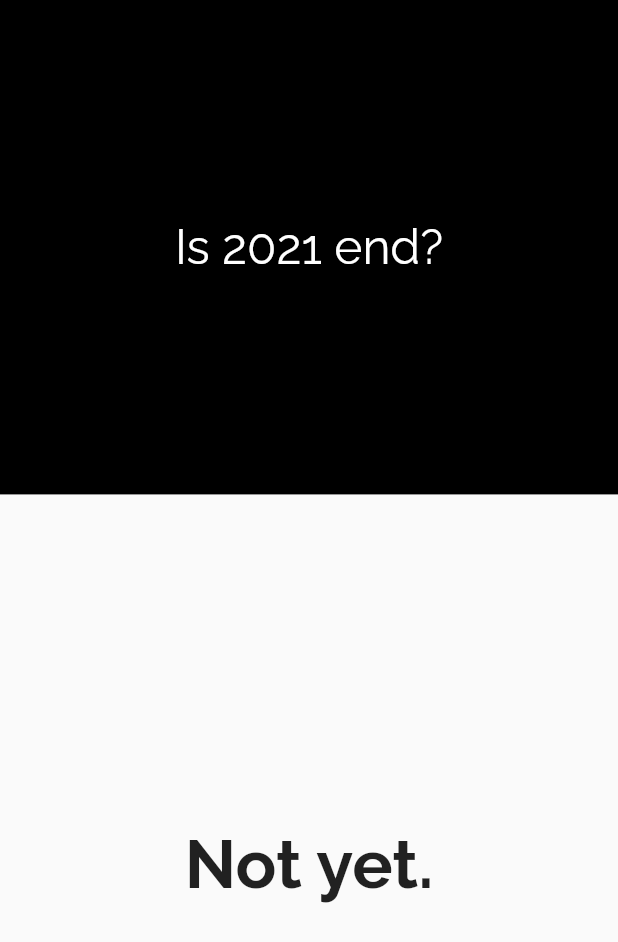
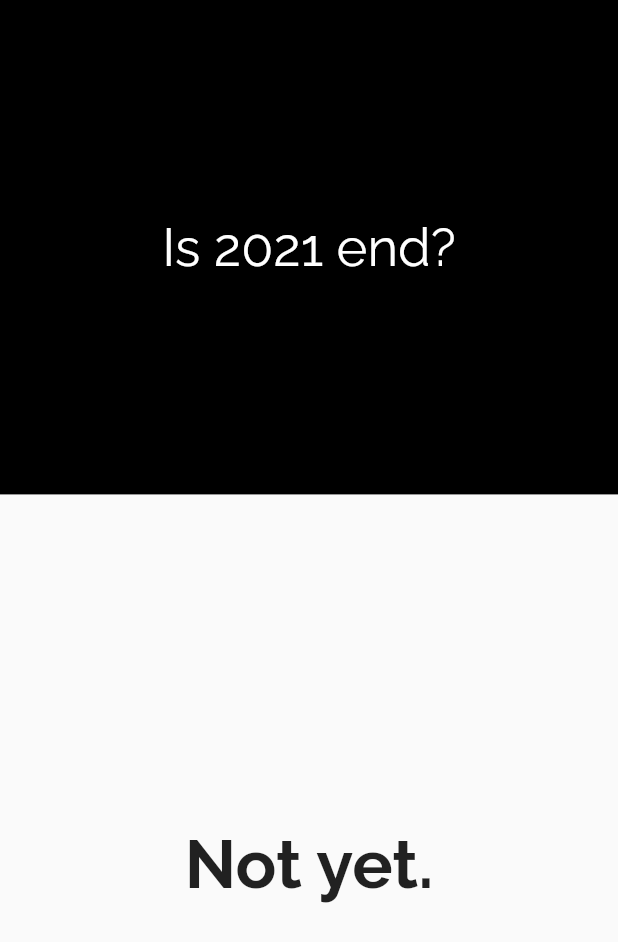
Before and after one commit to fareezMaple/Is-2020-end, a Flutter app: the screen it shows after launch, on a phone screen of 412 x 824 dp. Shown: the top 942 px of the screen. Run offline on Flutter 3.47's test engine with Material 2 defaults, Android fonts, the phone set to English and light mode, and no system bars; our stand-ins replace google_fonts.

Commit message:
some progress ya

```diff
--- a/lib/HomePage.dart
+++ b/lib/HomePage.dart
@@ -39,7 +39,7 @@ class _MyHomePageState extends State<MyHomePage> {
                   'Is $targetDate end?',
                   style: TextStyle(
                     color: Colors.white,
-                    fontSize: 32,
+                    fontSize: 35,
                   ),
                 ),
               ),
@@ -48,11 +48,22 @@ class _MyHomePageState extends State<MyHomePage> {
           Expanded(
             flex: 3,
             child: Container(
-              child: Center(
-                child: Text(
-                  answer,
-                  style: TextStyle(fontSize: 45, fontWeight: FontWeight.bold),
-                ),
+              child: Column(
+                mainAxisAlignment: MainAxisAlignment.center,
+                children: [
+                  Text(
+                    answer,
+                    style: TextStyle(fontSize: 45, fontWeight: FontWeight.bold),
+                  ),
+                  checkYear()
+                      ? Text(
+                          answer,
+                          //TODO: Do rolling text here
+                          style: TextStyle(
+                              fontSize: 45, fontWeight: FontWeight.bold),
+                        )
+                      : Container(),
+                ],
               ),
             ),
           ),
--- a/lib/main.dart
+++ b/lib/main.dart
@@ -8,7 +8,6 @@ void main() {
 }
 
 class MyApp extends StatelessWidget {
-  // This widget is the root of your application.
   @override
   Widget build(BuildContext context) {
     return MaterialApp(
@@ -23,3 +22,6 @@ class MyApp extends StatelessWidget {
     );
   }
 }
+
+//TODO: AnimatedFlipCounter
+//TODO: Rotation responsize layout
```
Also changed, not shown: lib/animated_flip_counter.dart (added, +111 -0 lines).
